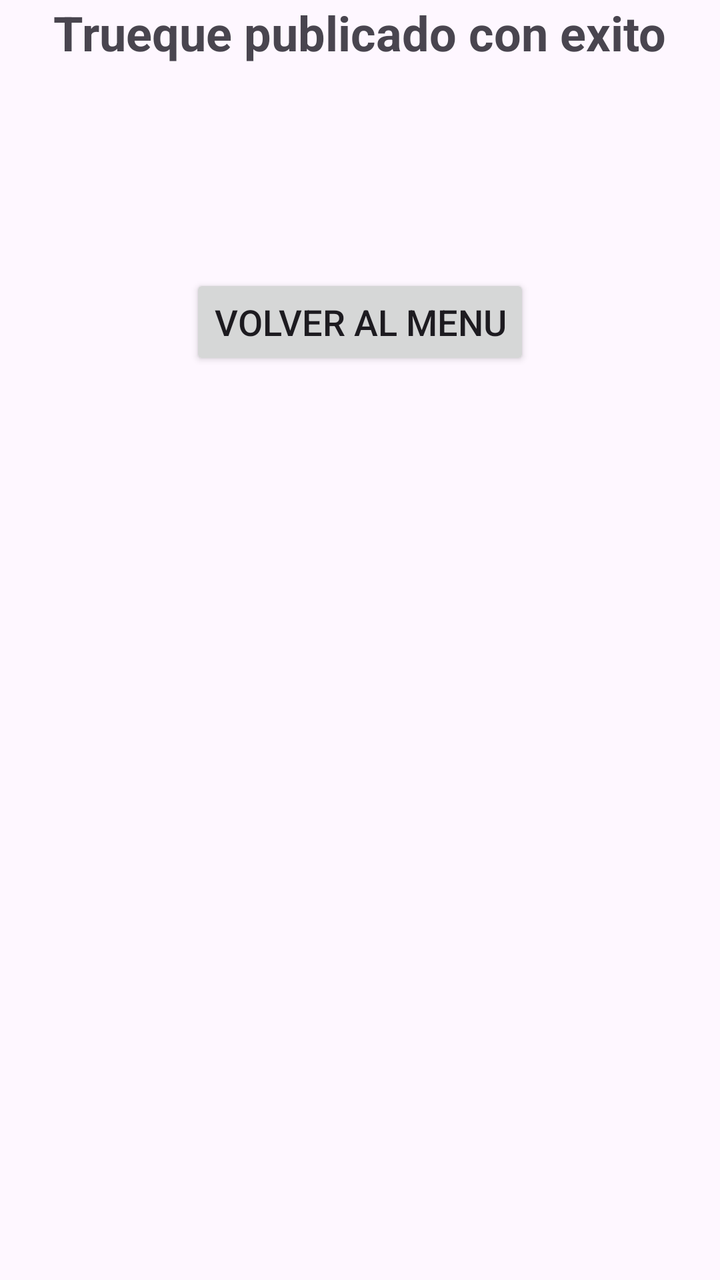
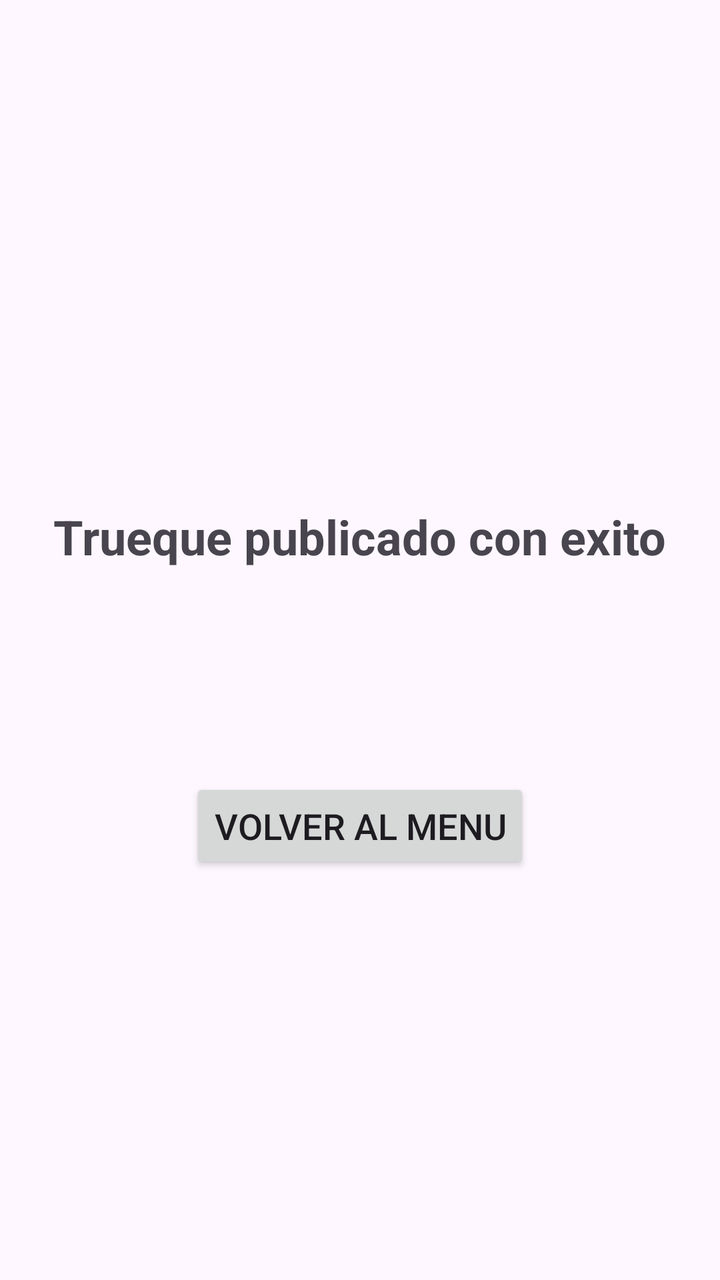

Two renders of the same Android screen: before a commit and after it. Below are the layout's source before the change and the commit's diff.
<!-- AndroidManifest.xml: application theme Theme.EcoTrueque -->
<!-- res/layout/activity_detalle_objeto.xml -->
<?xml version="1.0" encoding="utf-8"?>
<androidx.constraintlayout.widget.ConstraintLayout xmlns:android="http://schemas.android.com/apk/res/android"
    xmlns:app="http://schemas.android.com/apk/res-auto"
    xmlns:tools="http://schemas.android.com/tools"
    android:id="@+id/main"
    android:layout_width="match_parent"
    android:layout_height="match_parent"
    tools:context=".DetalleObjetoActivity">

    <TextView
        android:id="@+id/confirmacion"
        android:layout_width="wrap_content"
        android:layout_height="wrap_content"
        android:text="Trueque publicado con exito"
        android:textSize="24sp"
        android:textStyle="bold"

        app:layout_constraintEnd_toEndOf="parent"
        app:layout_constraintHorizontal_bias="0.495"
        app:layout_constraintStart_toStartOf="parent"
        app:layout_constrainttop_totopOf="parent"
        tools:layout_editor_absoluteY="235dp" />

    <TextView
        android:id="@+id/dProducto"
        android:layout_width="wrap_content"
        android:layout_height="wrap_content"
        android:layout_marginTop="20dp"

        android:textSize="18sp"
        app:layout_constraintEnd_toEndOf="parent"
        app:layout_constraintHorizontal_bias="0.498"
        app:layout_constraintStart_toStartOf="parent"
        app:layout_constraintTop_toBottomOf="@id/confirmacion" />

    <TextView
        android:id="@+id/dcategoria"
        android:layout_width="wrap_content"
        android:layout_height="wrap_content"
        android:layout_marginTop="12dp"

        android:textSize="18sp"
        app:layout_constraintEnd_toEndOf="parent"
        app:layout_constraintHorizontal_bias="0.498"
        app:layout_constraintStart_toStartOf="parent"
        app:layout_constraintTop_toBottomOf="@id/dProducto" />

    <Button
        android:id="@+id/button"
        android:layout_width="wrap_content"
        android:layout_height="wrap_content"
        android:layout_marginTop="24dp"
        android:text="Volver al menu"

        android:textSize="18sp"
        app:layout_constraintEnd_toEndOf="parent"
        app:layout_constraintStart_toStartOf="parent"
        app:layout_constraintTop_toBottomOf="@id/dcategoria" />

</androidx.constraintlayout.widget.ConstraintLayout>
<!-- resources referenced by this layout -->
<resources>
  <style name="Theme.EcoTrueque" parent="Base.Theme.EcoTrueque" />
  <style name="Base.Theme.EcoTrueque" parent="Theme.Material3.DayNight.NoActionBar">
          
          
      </style>
</resources>

<!-- the commit's change to res/layout/activity_detalle_objeto.xml (unified diff, before → after) -->
@@ -11,6 +11,7 @@
         android:id="@+id/confirmacion"
         android:layout_width="wrap_content"
         android:layout_height="wrap_content"
+        android:layout_marginTop="252dp"
         android:text="Trueque publicado con exito"
         android:textSize="24sp"
         android:textStyle="bold"
@@ -18,16 +19,15 @@
         app:layout_constraintEnd_toEndOf="parent"
         app:layout_constraintHorizontal_bias="0.495"
         app:layout_constraintStart_toStartOf="parent"
-        app:layout_constrainttop_totopOf="parent"
-        tools:layout_editor_absoluteY="235dp" />
+        app:layout_constraintTop_toTopOf="parent" />
 
     <TextView
         android:id="@+id/dProducto"
         android:layout_width="wrap_content"
         android:layout_height="wrap_content"
         android:layout_marginTop="20dp"
+        android:textSize="18sp"
 
-        android:textSize="18sp"
         app:layout_constraintEnd_toEndOf="parent"
         app:layout_constraintHorizontal_bias="0.498"
         app:layout_constraintStart_toStartOf="parent"
@@ -38,8 +38,8 @@
         android:layout_width="wrap_content"
         android:layout_height="wrap_content"
         android:layout_marginTop="12dp"
+        android:textSize="18sp"
 
-        android:textSize="18sp"
         app:layout_constraintEnd_toEndOf="parent"
         app:layout_constraintHorizontal_bias="0.498"
         app:layout_constraintStart_toStartOf="parent"
@@ -51,8 +51,8 @@
         android:layout_height="wrap_content"
         android:layout_marginTop="24dp"
         android:text="Volver al menu"
+        android:textSize="18sp"
 
-        android:textSize="18sp"
         app:layout_constraintEnd_toEndOf="parent"
         app:layout_constraintStart_toStartOf="parent"
         app:layout_constraintTop_toBottomOf="@id/dcategoria" />
